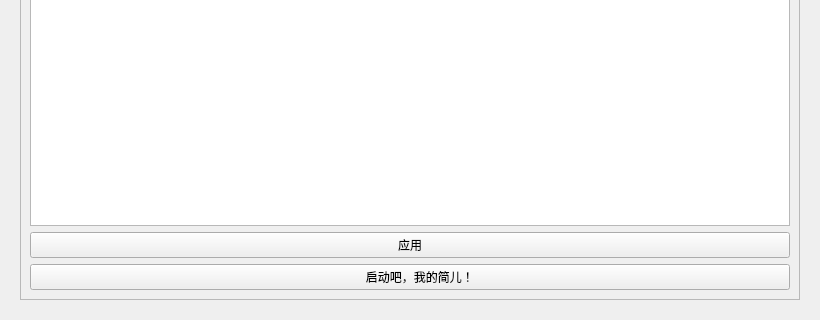
MacroSTAR-MS/Lunar_Bot, file UI/JianerSetupApply.ui: the form before one commit; both pictures show x 0 to 820 and y 355 to 675 of the 820 by 675 pixel window.
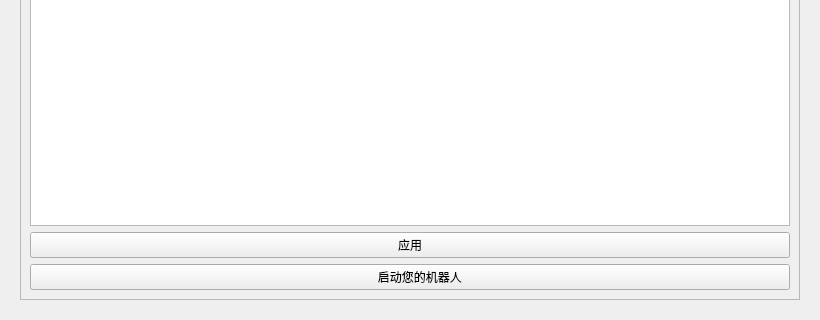
The form after the commit. Custom widgets are drawn as their Qt base class.

Diff of the .ui file:
```diff
--- a/UI/JianerSetupApply.ui
+++ b/UI/JianerSetupApply.ui
@@ -138,7 +138,7 @@
              <item row="2" column="0">
               <widget class="PrimaryPushButton" name="PrimaryPushButton_2">
                <property name="text">
-                <string>      启动吧，我的简儿！</string>
+                <string>      启动您的机器人</string>
                </property>
               </widget>
              </item>
```
Left out of the diff: 3 changed lines with no effect on the pictures.
